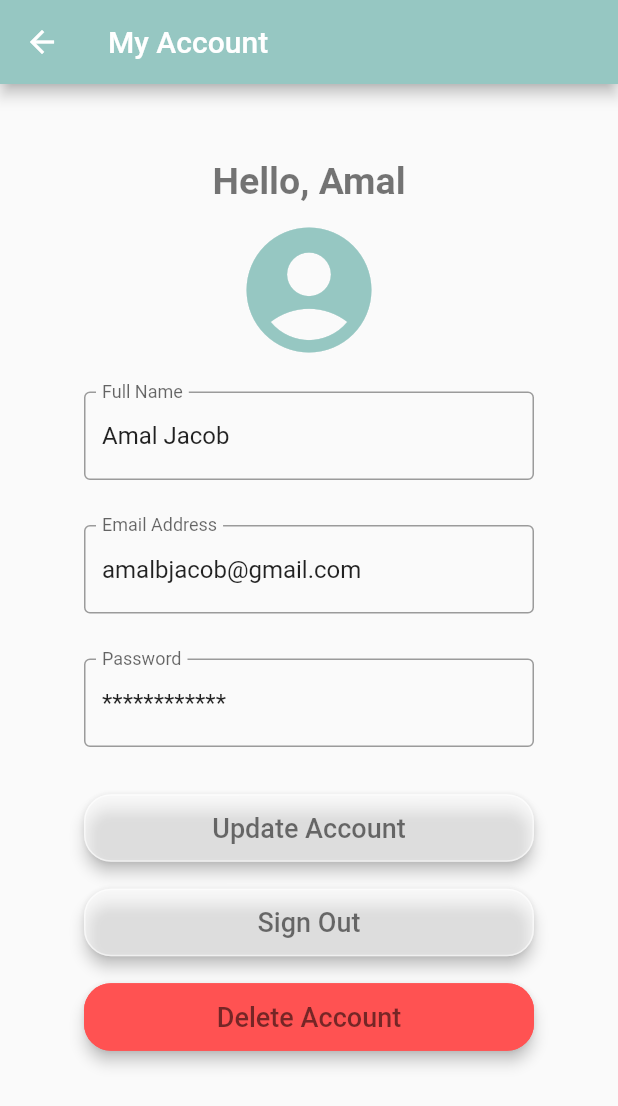
After one commit to Lamamaster123/AquariumApp, a Flutter app: the AccountEditPage screen opened directly, on a phone screen of 412 x 824 dp. The commit adds this screen. Shown: the top 1106 px of the screen. Run offline on Flutter 3.47's test engine with Material 2 defaults, Android fonts, the phone set to English and light mode, and no system bars; our stand-ins replace cloud_firestore, firebase_core; accounts and stored records are empty.

Commit message:
Added account page, added more fish to the API

```diff
--- a/lib/model/Fish.dart
+++ b/lib/model/Fish.dart
@@ -10,6 +10,14 @@ class Fish {
     Fish("https://upload.wikimedia.org/wikipedia/commons/9/97/Neonsalmler_Paracheirodon_innesi.jpg", "Neon Tetra", "Peaceful", "Easy", 8, 1.5, 10, 70, 81, 6.0, 7.0,
         -1, -1, -1, 10, "Heavily Planted", "Regular", "", "Slow-moving Amazon blackwater river",
         "Sensitive to changes in water parameters, not recommended newly-cycled tanks"
+    ),
+    Fish("https://www.fishkeepingworld.com/wp-content/uploads/2019/03/Rummy-Nose-Tetra.jpg", "Rummy Nose Tetra", "Peaceful", "Easy", 6, 2.5, 20, 76, 80, 6.4, 7.0,
+        -1, -1, -1, -1, "Heavily Planted", "Long", "", "Amazon Basin",
+        "Tightly schooling fish"
+    ),
+    Fish("https://cdn.shopify.com/s/files/1/1430/7150/products/Amano_Shrimp_APF_5000x.jpg?v=1569326039", "Amano Shrimp", "Peaceful", "Easy", 1, 2, 10, 65, 85, 6.0, 7.0,
+        1, 6, 5, 15, "Heavily Planted", "Regular", "Sand", "Japanese and Chinese freshwater streams",
+        "Should be fed separately, beyond just algae in tank"
     ),
   ];
 
--- /dev/null
+++ b/lib/ui/AccountPages/accountEditPage.dart
@@ -0,0 +1,172 @@
+import 'package:flutter/cupertino.dart';
+import 'package:flutter/material.dart';
+
+class AccountEditPage extends StatelessWidget {
+  @override
+  Widget build(BuildContext context) {
+    return Scaffold(
+        appBar: AppBar(
+          title: Text('My Account'),
+          backgroundColor: Color(0xFF96C7C2),
+        ),
+        body: Container(
+            child: Column(
+                mainAxisAlignment: MainAxisAlignment.start,
+                children: <Widget>[
+
+                  SizedBox(height: 50),
+
+                  Container(
+                    alignment: Alignment(0.0, 0.0),
+                    child: Text(
+                      "Hello, Amal",
+                      style: TextStyle(
+                          fontSize: 25.0,
+                          fontWeight: FontWeight.w700,
+                          color: Colors.black54),
+                    ),
+                  ),
+
+                  IconButton(
+                    icon: Icon(Icons.account_circle),
+                    iconSize: 100.0,
+                    color: Color(0xFF96C7C2),
+                    onPressed: () {
+                      debugPrint('hello');
+                    },
+                  ),
+
+                  SizedBox(height: 10),
+
+                  Container(
+                    width: 300.0,
+                    alignment: Alignment(1.0, 0.0),
+                    child: TextFormField(
+                      initialValue: 'Amal Jacob',
+                      decoration: InputDecoration(
+                        labelText: 'Full Name',
+                        border: OutlineInputBorder(),
+                        /*suffixIcon: Icon(
+                          Icons.error,
+                        ),*/
+                      ),
+                    ),
+                  ),
+
+                  SizedBox(height: 30),
+
+                  Container(
+                    width: 300.0,
+                    alignment: Alignment(1.0, 0.0),
+                    child: TextFormField(
+                      initialValue: 'amalbjacob@gmail.com',
+                      decoration: InputDecoration(
+                        labelText: 'Email Address',
+                        border: OutlineInputBorder(),
+                        /*suffixIcon: Icon(
+                          Icons.error,
+                        ),*/
+                      ),
+                    ),
+                  ),
+
+                  SizedBox(height: 30),
+
+                  Container(
+                    width: 300.0,
+                    alignment: Alignment(1.0, 0.0),
+                    child: TextFormField(
+                      initialValue: '************',
+                      decoration: InputDecoration(
+                        labelText: 'Password',
+                        border: OutlineInputBorder(),
+                        /*suffixIcon: Icon(
+                          Icons.error,
+                        ),*/
+                      ),
+                    ),
+                  ),
+
+                  SizedBox(height: 30),
+
+                  Container(
+                    width: 300,
+                    child: RaisedButton(onPressed: () {debugPrint('hello');},
+                        shape: RoundedRectangleBorder(
+
+                          borderRadius: BorderRadius.circular(18.0),
+                          side: BorderSide(color: Colors.white54),
+
+
+                        ),
+                        elevation: 4.0,
+                        padding: EdgeInsets.fromLTRB(0.0, 12.0, 0.0, 12.0),
+                        color: Colors.white54,
+                        child: Text(
+                          'Update Account',
+                          style: TextStyle(
+                              fontSize: 18.0,
+                              //fontWeight: FontWeight.bold,
+                              color: Colors.black54),
+                        )
+                    ),
+                  ),
+
+                  SizedBox(height: 15),
+
+                  Container(
+                    width: 300,
+                    child: RaisedButton(onPressed: () {debugPrint('hello');},
+                        shape: RoundedRectangleBorder(
+
+                          borderRadius: BorderRadius.circular(18.0),
+                          side: BorderSide(color: Colors.white54),
+
+                        ),
+                        elevation: 4.0,
+                        padding: EdgeInsets.fromLTRB(0.0, 12.0, 0.0, 12.0),
+                        color: Colors.white54,
+                        child: Text(
+                          'Sign Out',
+                          style: TextStyle(
+                              fontSize: 18.0,
+                              //fontWeight: FontWeight.bold,
+                              color: Colors.black54),
+                        )
+                    ),
+                  ),
+
+                  SizedBox(height: 15),
+
+                  Container(
+                    width: 300,
+                    child: RaisedButton(onPressed: () {debugPrint('hello');},
+                        shape: RoundedRectangleBorder(
+
+                          borderRadius: BorderRadius.circular(18.0),
+                          side: BorderSide(color: Colors.redAccent),
+
+                        ),
+                        elevation: 4.0,
+                        padding: EdgeInsets.fromLTRB(0.0, 12.0, 0.0, 12.0),
+                        color: Colors.redAccent,
+                        child: Text(
+                          'Delete Account',
+                          style: TextStyle(
+                              fontSize: 18.0,
+                              //fontWeight: FontWeight.bold,
+                              color: Colors.black54),
+                        )
+                    ),
+                  ),
+
+
+
+
+
+                ]
+            )
+        )
+    );
+  }
+}
--- a/lib/ui/AquariumPages/createTank/tankSetupPage.dart
+++ b/lib/ui/AquariumPages/createTank/tankSetupPage.dart
@@ -22,7 +22,7 @@ class _TankSetupPageState extends State<TankSetupPage> {
     return Scaffold(
       appBar: AppBar(
         title: Text('Tank Setup'),
-        backgroundColor: Colors.blueGrey,
+        backgroundColor: Color(0xFF96C7C2),
         actions: <Widget>[
           IconButton(
             icon: Icon(Icons.arrow_forward),
@@ -45,7 +45,7 @@ class _TankSetupPageState extends State<TankSetupPage> {
                   "Let's start with the basics",
                   style: TextStyle(
                       fontSize: 25.0,
-                      fontWeight: FontWeight.w700,
+                      fontWeight: FontWeight.w600,
                       color: Colors.black54),
                 ),
               ),
@@ -106,7 +106,7 @@ class _TankSetupPageState extends State<TankSetupPage> {
                     width: 300.0,
                     alignment: Alignment(1.0, 0.0),
                     child: TextFormField(
-                      initialValue: 'My New Tank',
+                      initialValue: '10',
                       decoration: InputDecoration(
                         labelText: 'Size (gallons)',
                         border: OutlineInputBorder(),
--- a/lib/ui/AquariumPages/myTanksPage.dart
+++ b/lib/ui/AquariumPages/myTanksPage.dart
@@ -21,7 +21,7 @@ class MyTanksPage extends StatelessWidget {
       backgroundColor: Colors.blueGrey.shade100,
       appBar: AppBar(
         title: Text('My Tanks'),
-        backgroundColor: Colors.blueGrey,
+        backgroundColor: Color(0xFF96C7C2),
         actions: <Widget>[
           IconButton(
               icon: Icon(Icons.add),
--- a/lib/ui/AquariumPages/tankDetails.dart
+++ b/lib/ui/AquariumPages/tankDetails.dart
@@ -14,7 +14,7 @@ class FishTankDetails extends StatelessWidget {
     return Scaffold(
         appBar: AppBar(
           title: Text(tank.name),
-          backgroundColor: Colors.blueGrey,
+          backgroundColor: Color(0xFF96C7C2),
         ),
         body: Container(
           child: Column(
--- a/lib/ui/GalleryPages/galleryPage.dart
+++ b/lib/ui/GalleryPages/galleryPage.dart
@@ -15,7 +15,7 @@ class GalleryPage extends StatelessWidget {
         backgroundColor: Colors.blueGrey.shade100,
         appBar: AppBar(
           title: Text('Fish Gallery'),
-          backgroundColor: Colors.blueGrey,
+          backgroundColor: Color(0xFF96C7C2),
         ),
         body: ListView.builder(
             itemCount: fishList.length,
--- a/lib/ui/contactPage.dart
+++ b/lib/ui/contactPage.dart
@@ -7,7 +7,7 @@ class ContactPage extends StatelessWidget {
     return Scaffold(
         appBar: AppBar(
           title: Text('Contact Page'),
-          backgroundColor: Colors.blueGrey,
+          backgroundColor: Color(0xFF96C7C2),
         ),
         body: Container(
             child: Column(
@@ -55,7 +55,7 @@ class ContactPage extends StatelessWidget {
                   Align(
                     alignment: Alignment.centerLeft,
                     child: Text(
-                      '     Email: amalbjacob@gmail.com',
+                      '     Email: aquariumapp@gmail.com',
                       style: TextStyle(
                           fontSize:18.0,
                           color: Colors.black54),
@@ -67,7 +67,7 @@ class ContactPage extends StatelessWidget {
                   Align(
                     alignment: Alignment.centerLeft,
                     child: Text(
-                      '     Phone: 425-626-9063',
+                      '     Phone: 425-123-4567',
                       style: TextStyle(
                           fontSize: 18.0,
                           color: Colors.black54),
```
Also changed, not shown: lib/ui/AquariumPages/createTank/addFishPage.dart (+14 -1 lines), lib/ui/AquariumPages/createTank/cyclingPage.dart (+4 -4 lines), lib/ui/GalleryPages/fishDetails.dart (+20 -4 lines), lib/ui/home.dart (+7 -6 lines).
